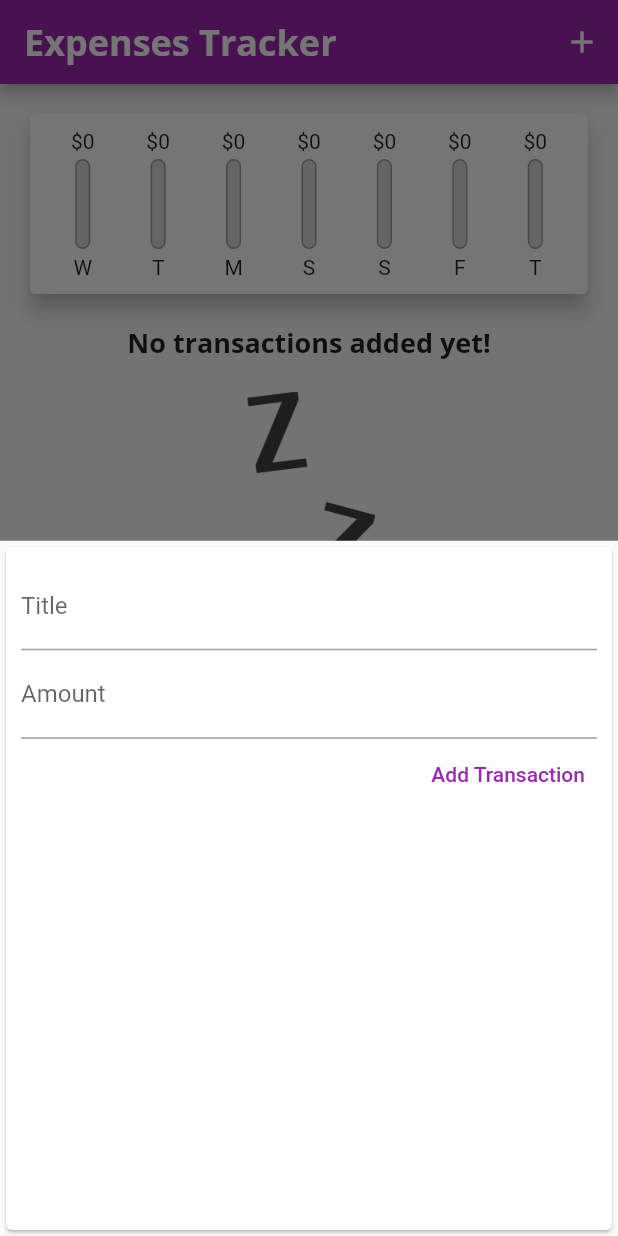
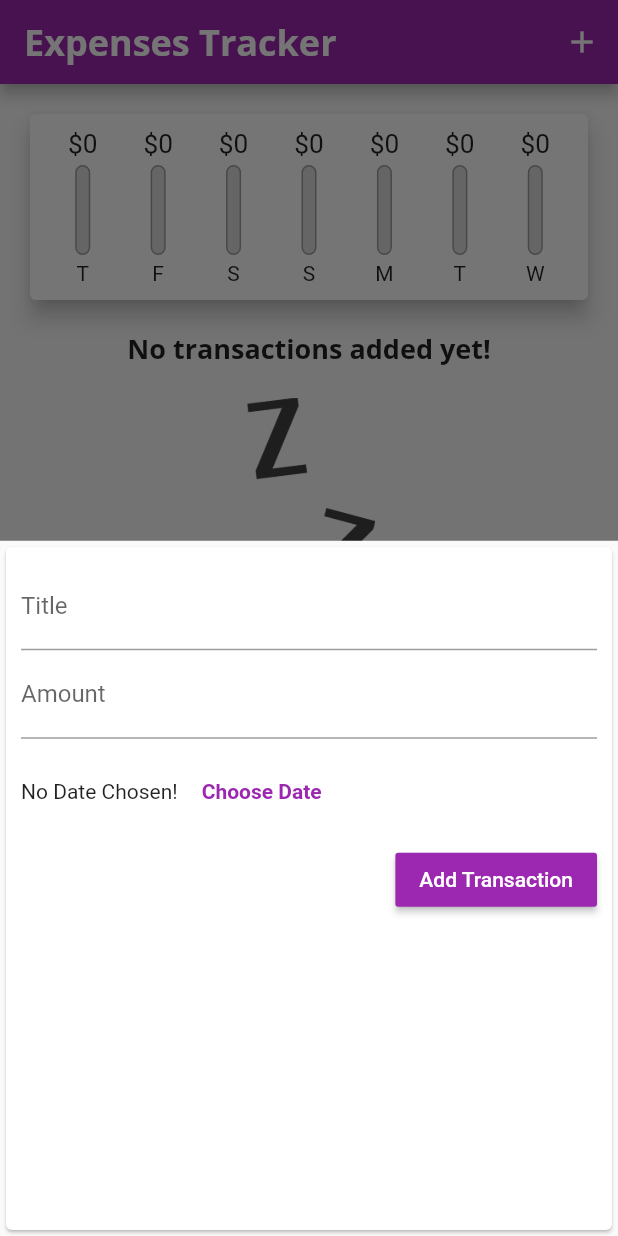
Before and after one commit to LukeZyte/expenses_tracker, a Flutter app: the screen it shows after launch, after a tap on the "add" icon, on a phone screen of 412 x 824 dp. Run offline on Flutter 3.47's test engine with Material 2 defaults, Android fonts, the phone set to English and light mode, and no system bars.

Commit message:
better looks, working charts

```diff
--- a/lib/main.dart
+++ b/lib/main.dart
@@ -1,4 +1,3 @@
-import 'package:expenses_tracker/widgets/chart.dart';
 import 'package:flutter/material.dart';
 
 import './widgets/newTransaction.dart';
@@ -22,15 +21,16 @@ class MyApp extends StatelessWidget {
         accentColor: Colors.amber,
         fontFamily: 'Quicksand',
         textTheme: ThemeData.light().textTheme.copyWith(
-              titleLarge: TextStyle(
+              titleLarge: const TextStyle(
                 fontFamily: 'OpenSans',
                 fontWeight: FontWeight.bold,
                 fontSize: 18,
               ),
+              //button: TextStyle(color: Colors.white),
             ),
         appBarTheme: AppBarTheme(
           textTheme: ThemeData.light().textTheme.copyWith(
-                titleLarge: TextStyle(
+                titleLarge: const TextStyle(
                   fontFamily: 'OpenSans',
                   fontSize: 24,
                   fontWeight: FontWeight.bold,
@@ -68,7 +68,7 @@ class _MyHomePageState extends State<MyHomePage> {
     return _userTransactions.where((tx) {
       return tx.date.isAfter(
         DateTime.now().subtract(
-          Duration(days: 7),
+          const Duration(days: 7),
         ),
       );
     }).toList();
@@ -111,7 +111,7 @@ class _MyHomePageState extends State<MyHomePage> {
         actions: [
           IconButton(
             onPressed: () => _startAddNewTransaction(context),
-            icon: Icon(Icons.add),
+            icon: const Icon(Icons.add),
           ),
         ],
       ),
@@ -126,7 +126,7 @@ class _MyHomePageState extends State<MyHomePage> {
       ),
       floatingActionButtonLocation: FloatingActionButtonLocation.centerFloat,
       floatingActionButton: FloatingActionButton(
-        child: Icon(Icons.add),
+        child: const Icon(Icons.add),
         onPressed: () => _startAddNewTransaction(context),
       ),
     );
--- a/lib/widgets/chart.dart
+++ b/lib/widgets/chart.dart
@@ -28,7 +28,7 @@ class Chart extends StatelessWidget {
         'day': DateFormat.E().format(weekDay).substring(0, 1),
         'amount': totalSum,
       };
-    });
+    }).reversed.toList();
   }
 
   double get totalSpending {
@@ -41,9 +41,9 @@ class Chart extends StatelessWidget {
   Widget build(BuildContext context) {
     return Card(
       elevation: 6,
-      margin: EdgeInsets.all(20),
+      margin: const EdgeInsets.all(20),
       child: Padding(
-        padding: EdgeInsets.all(10),
+        padding: const EdgeInsets.all(10),
         child: Row(
           mainAxisAlignment: MainAxisAlignment.spaceAround,
           children: groupedTransactionValues.map((data) {
--- a/lib/widgets/chartBar.dart
+++ b/lib/widgets/chartBar.dart
@@ -5,16 +5,19 @@ class ChartBar extends StatelessWidget {
   final double spendingAmount;
   final double spendingPctOfTotal;
 
-  ChartBar(this.label, this.spendingAmount, this.spendingPctOfTotal);
+  const ChartBar(this.label, this.spendingAmount, this.spendingPctOfTotal);
 
   @override
   Widget build(BuildContext context) {
     return Column(
       children: <Widget>[
-        FittedBox(
-          child: Text('\$${spendingAmount.toStringAsFixed(0)}'),
+        Container(
+          height: 20,
+          child: FittedBox(
+            child: Text('\$${spendingAmount.toStringAsFixed(0)}'),
+          ),
         ),
-        SizedBox(
+        const SizedBox(
           height: 4,
         ),
         Container(
@@ -25,7 +28,7 @@ class ChartBar extends StatelessWidget {
               Container(
                 decoration: BoxDecoration(
                   border: Border.all(color: Colors.grey, width: 1.0),
-                  color: Color.fromRGBO(220, 220, 220, 1),
+                  color: const Color.fromRGBO(220, 220, 220, 1),
                   borderRadius: BorderRadius.circular(10),
                 ),
               ),
@@ -41,7 +44,7 @@ class ChartBar extends StatelessWidget {
             ],
           ),
         ),
-        SizedBox(
+        const SizedBox(
           height: 4,
         ),
         Text(label),
--- a/lib/widgets/newTransaction.dart
+++ b/lib/widgets/newTransaction.dart
@@ -3,7 +3,7 @@ import 'package:flutter/material.dart';
 class NewTransaction extends StatefulWidget {
   final Function addTx;
 
-  NewTransaction(this.addTx);
+  const NewTransaction(this.addTx);
 
   @override
   State<NewTransaction> createState() => _NewTransactionState();
@@ -13,7 +13,7 @@ class _NewTransactionState extends State<NewTransaction> {
   final titleController = TextEditingController();
   final amountController = TextEditingController();
 
-  void submitData() {
+  void _submitData() {
     final enteredTitle = titleController.text;
     final enteredAmount = double.parse(amountController.text);
 
@@ -29,27 +29,54 @@ class _NewTransactionState extends State<NewTransaction> {
     Navigator.of(context).pop();
   }
 
+  void _percentDatePicker() {
+    showDatePicker(
+      context: context,
+      initialDate: DateTime.now(),
+      firstDate: DateTime(2022),
+      lastDate: DateTime.now(),
+    );
+  }
+
   @override
   Widget build(BuildContext context) {
     return Card(
       child: Container(
-        padding: EdgeInsets.all(10),
+        padding: const EdgeInsets.all(10),
         child: Column(
           crossAxisAlignment: CrossAxisAlignment.end,
           children: <Widget>[
             TextField(
-              decoration: InputDecoration(labelText: 'Title'),
+              decoration: const InputDecoration(labelText: 'Title'),
               controller: titleController,
             ),
             TextField(
-              decoration: InputDecoration(labelText: 'Amount'),
+              decoration: const InputDecoration(labelText: 'Amount'),
               controller: amountController,
               keyboardType: TextInputType.number,
-              onSubmitted: (_) => submitData,
+              onSubmitted: (_) => _submitData,
             ),
-            TextButton(
+            Container(
+              height: 70,
+              child: Row(
+                children: [
+                  const Text('No Date Chosen!'),
+                  FlatButton(
+                    textColor: Theme.of(context).primaryColor,
+                    child: const Text(
+                      'Choose Date',
+                      style: TextStyle(fontWeight: FontWeight.bold),
+                    ),
+                    onPressed: _percentDatePicker,
+                  )
+                ],
+              ),
+            ),
+            RaisedButton(
               child: Text('Add Transaction'),
-              onPressed: submitData,
+              color: Theme.of(context).primaryColor,
+              textColor: Colors.white,
+              onPressed: _submitData,
             )
           ],
         ),
```
Also changed, not shown: lib/widgets/transactionList.dart (+20 -38 lines), lib/widgets/userTransactions.dart (deleted, +0 -23 lines).
